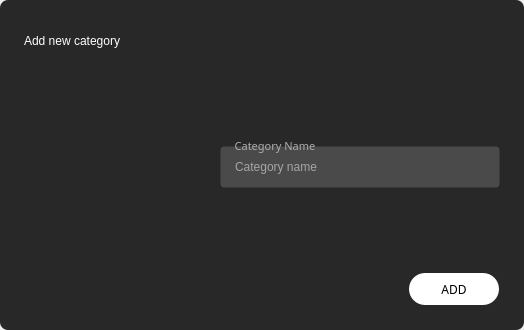
Before: the Qt Designer form app/src/ui_files/categoryInputDialog.ui in KrzysztofGoc/Peach-player, drawn with Qt 5.
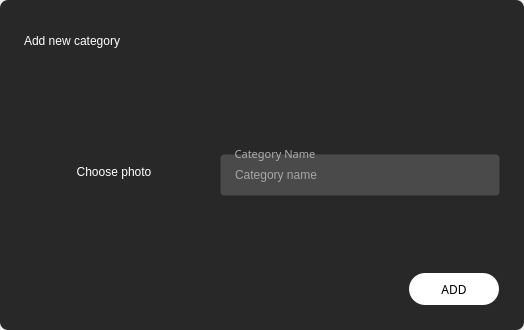
After: the same form once the commit is applied. Icons and pictures are not drawn.

Commit message: Added miniature preview after selection to all dialogs, adder proper icons to miniature preview, added labeled_qlineedit placeholder text selection

```diff
--- a/app/src/ui_files/categoryInputDialog.ui
+++ b/app/src/ui_files/categoryInputDialog.ui
@@ -144,9 +144,6 @@
     left: 10px;
     padding: 0 3px 0 3px;
 }
-
-
-
 QLineEdit {
 	font: 57 10pt &quot;Heebo Black&quot;;
 	color: white;
@@ -156,6 +153,16 @@
 	padding-left: 12px;
 	padding-top: 12px;
 	padding-bottom: 12px;
+}
+#categoryInputDialogMiniatureQToolButton{
+	font: 57 11pt &quot;Heebo Medium&quot;;
+	color: white;
+	icon: url(:/icons/48x48/outlined/icons/48x48/outlined/outline_music_note_gray_48dp.png);
+	margin-top: 45px;
+}
+#categoryInputDialogMiniatureQToolButton:hover{
+	background-color: rgba(0, 0, 0, 0.25);
+	icon: url(:/icons/48x48/outlined/icons/48x48/outlined/outline_edit_white_48dp.png);
 }</string>
      </property>
      <property name="frameShape">
@@ -403,7 +410,7 @@
          <item>
           <widget class="QFrame" name="frame_6">
            <property name="sizePolicy">
-            <sizepolicy hsizetype="Preferred" vsizetype="Fixed">
+            <sizepolicy hsizetype="Preferred" vsizetype="Preferred">
              <horstretch>0</horstretch>
              <verstretch>0</verstretch>
             </sizepolicy>
@@ -411,7 +418,7 @@
            <property name="minimumSize">
             <size>
              <width>0</width>
-             <height>0</height>
+             <height>214</height>
             </size>
            </property>
            <property name="frameShape">
@@ -473,17 +480,41 @@
                 <number>0</number>
                </property>
                <item>
-                <spacer name="verticalSpacer">
-                 <property name="orientation">
-                  <enum>Qt::Vertical</enum>
+                <widget class="QToolButton" name="categoryInputDialogMiniatureQToolButton">
+                 <property name="sizePolicy">
+                  <sizepolicy hsizetype="Fixed" vsizetype="Fixed">
+                   <horstretch>0</horstretch>
+                   <verstretch>0</verstretch>
+                  </sizepolicy>
                  </property>
-                 <property name="sizeHint" stdset="0">
+                 <property name="minimumSize">
                   <size>
-                   <width>0</width>
-                   <height>0</height>
+                   <width>180</width>
+                   <height>180</height>
                   </size>
                  </property>
-                </spacer>
+                 <property name="maximumSize">
+                  <size>
+                   <width>180</width>
+                   <height>180</height>
+                  </size>
+                 </property>
+                 <property name="text">
+                  <string notr="true">Choose photo</string>
+                 </property>
+                 <property name="iconSize">
+                  <size>
+                   <width>52</width>
+                   <height>52</height>
+                  </size>
+                 </property>
+                 <property name="checkable">
+                  <bool>false</bool>
+                 </property>
+                 <property name="toolButtonStyle">
+                  <enum>Qt::ToolButtonTextUnderIcon</enum>
+                 </property>
+                </widget>
                </item>
                <item>
                 <widget class="QLabel" name="categoryInputDialogCategoryMiniatureQLabel">
@@ -550,7 +581,7 @@
               </property>
               <layout class="QVBoxLayout" name="verticalLayout_15">
                <property name="spacing">
-                <number>16</number>
+                <number>0</number>
                </property>
                <property name="leftMargin">
                 <number>16</number>
@@ -567,14 +598,14 @@
                <item>
                 <widget class="QGroupBox" name="groupBox1_3">
                  <property name="sizePolicy">
-                  <sizepolicy hsizetype="Fixed" vsizetype="Fixed">
+                  <sizepolicy hsizetype="Preferred" vsizetype="Fixed">
                    <horstretch>0</horstretch>
                    <verstretch>0</verstretch>
                   </sizepolicy>
                  </property>
                  <property name="minimumSize">
                   <size>
-                   <width>280</width>
+                   <width>0</width>
                    <height>40</height>
                   </size>
                  </property>
@@ -611,6 +642,12 @@
                   </property>
                   <item>
                    <widget class="QLineEdit" name="categoryInputDialogCategoryNameQLineEdit">
+                    <property name="minimumSize">
+                     <size>
+                      <width>0</width>
+                      <height>0</height>
+                     </size>
+                    </property>
                     <property name="palette">
                      <palette>
                       <active>
@@ -833,7 +870,7 @@
          <item>
           <widget class="QFrame" name="frame_8">
            <property name="sizePolicy">
-            <sizepolicy hsizetype="Preferred" vsizetype="Fixed">
+            <sizepolicy hsizetype="Preferred" vsizetype="Preferred">
              <horstretch>0</horstretch>
              <verstretch>0</verstretch>
             </sizepolicy>
@@ -858,7 +895,7 @@
              <number>0</number>
             </property>
             <property name="topMargin">
-             <number>16</number>
+             <number>0</number>
             </property>
             <property name="rightMargin">
              <number>1</number>
```
Left out of the diff: 5 changed lines with no effect on the pictures. The commit also changes 25 other files.
